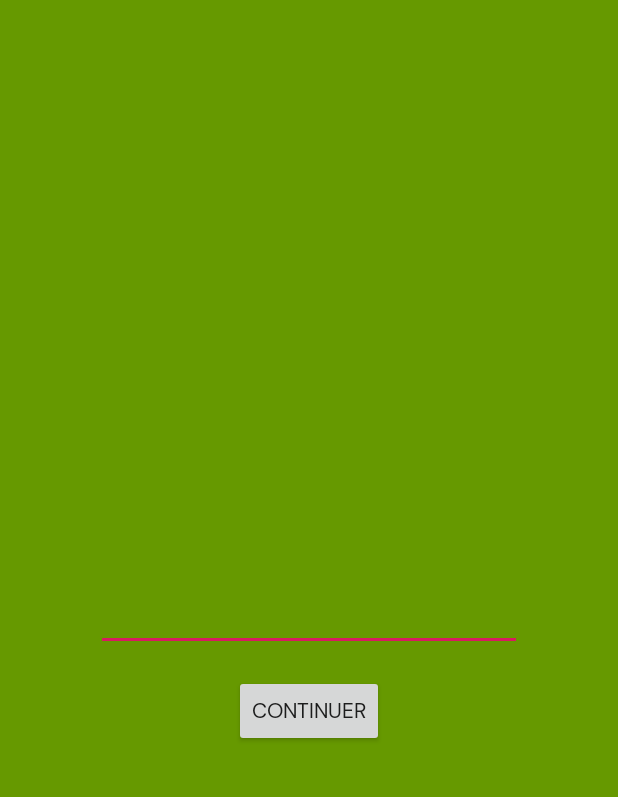
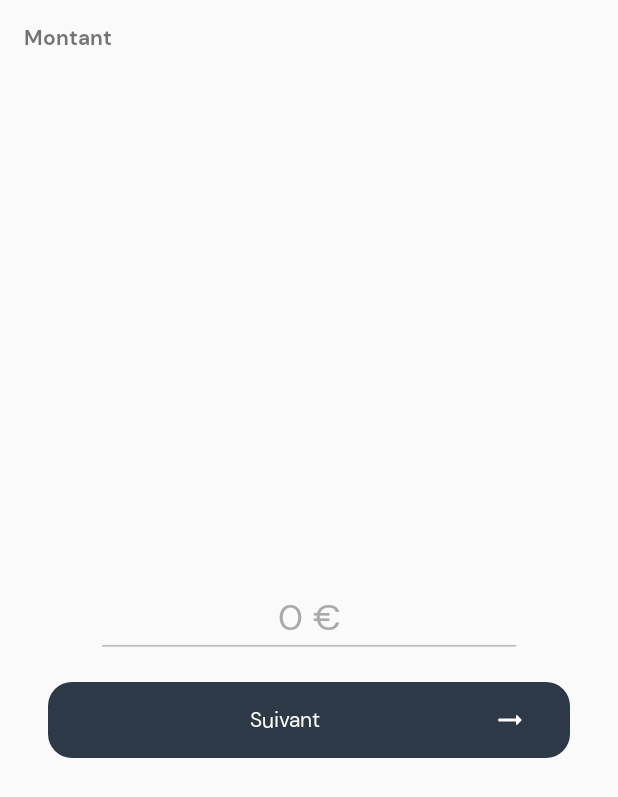
Before and after one commit to RemiDormoy/happiness-path, an Android app: the layout transfer_amount_passed.xml on its own in the app's theme, with its tools: preview values and no code run, on a phone screen of 412 x 824 dp. Shown: the top 797 px of the screen. Run offline under Robolectric (Android 15) with nearby library versions, the light colour scheme and no system bars.

Commit message:
amount screen kind of ok

```diff
--- a/app/build.gradle
+++ b/app/build.gradle
@@ -33,6 +33,7 @@ dependencies {
     implementation 'com.google.android.material:material:1.0.0'
     implementation 'androidx.recyclerview:recyclerview:1.0.0'
     implementation 'de.hdodenhof:circleimageview:3.0.0'
+    implementation 'com.github.BlacKCaT27:CurrencyEditText:2.0.2'
 
     // Lottie
     implementation 'com.airbnb.android:lottie:3.0.7'
--- a/app/src/main/res/layout/transfer_amount_passed.xml
+++ b/app/src/main/res/layout/transfer_amount_passed.xml
@@ -3,35 +3,71 @@
     xmlns:tools="http://schemas.android.com/tools"
     android:layout_width="match_parent"
     android:layout_height="match_parent"
+    android:id="@+id/transferAmountContainer"
     app:layoutDescription="@xml/scene_transfer_amount"
     xmlns:app="http://schemas.android.com/apk/res-auto"
-    android:background="@android:color/holo_green_dark"
     tools:showIn="@layout/activity_transfer">
 
     <EditText
         android:id="@+id/amountEditText"
         android:layout_width="0dp"
-        android:layout_marginTop="16dp"
         android:layout_marginEnd="64dp"
         android:layout_marginStart="64dp"
         android:layout_height="wrap_content"
         android:gravity="center"
+        android:textSize="24sp"
         android:inputType="numberDecimal"
+        android:hint="0 €"
+        android:enabled="false"
+        android:textColorHint="@android:color/darker_gray"
         app:layout_constraintEnd_toEndOf="parent"
-        app:layout_constraintStart_toStartOf="parent"
-        app:layout_constraintTop_toTopOf="parent"
-        android:enabled="true"/>
+        app:layout_constraintStart_toEndOf="@+id/textView10"
+        app:layout_constraintTop_toTopOf="@+id/textView10"
+        app:layout_constraintBottom_toBottomOf="@+id/textView10"/>
 
 
-    <Button
+    <LinearLayout
+        android:background="@drawable/border_button_background_selected"
         android:id="@+id/transferAmountContinueButton"
+        android:layout_width="0dp"
+        android:layout_height="wrap_content"
+        android:layout_marginTop="16dp"
+        android:layout_marginEnd="32dp"
+        android:visibility="invisible"
+        android:layout_marginStart="32dp"
+        android:orientation="horizontal"
+        android:gravity="center"
+        android:padding="16dp"
+        app:layout_constraintTop_toBottomOf="@+id/amountEditText"
+        app:layout_constraintStart_toStartOf="parent"
+        app:layout_constraintEnd_toEndOf="parent">
+
+        <TextView
+            android:layout_width="0dp"
+            android:layout_height="wrap_content"
+            android:layout_weight="1"
+            android:text="Suivant"
+            android:textColor="@android:color/white"
+            android:gravity="center"/>
+
+        <ImageView
+            android:layout_marginEnd="16dp"
+            android:layout_width="wrap_content"
+            android:layout_height="wrap_content"
+            android:src="@drawable/ic_right_arrow"/>
+
+    </LinearLayout>
+
+    <TextView
+        android:id="@+id/textView10"
         android:layout_width="wrap_content"
         android:layout_height="wrap_content"
-        android:text="Continuer"
-        android:visibility="invisible"
+        android:layout_marginStart="16dp"
         android:layout_marginTop="16dp"
-        app:layout_constraintTop_toBottomOf="@+id/amountEditText"
+        android:textSize="14sp"
+        android:text="Montant"
+        android:fontFamily="@font/dmsansbold"
         app:layout_constraintStart_toStartOf="parent"
-        app:layout_constraintEnd_toEndOf="parent"/>
+        app:layout_constraintTop_toTopOf="parent" />
 
 </androidx.constraintlayout.motion.widget.MotionLayout>
--- a/app/src/main/res/layout/transfer_confirm.xml
+++ b/app/src/main/res/layout/transfer_confirm.xml
@@ -4,7 +4,6 @@
     android:layout_width="match_parent"
     android:layout_height="match_parent"
     xmlns:app="http://schemas.android.com/apk/res-auto"
-    android:background="@android:color/holo_red_light"
     tools:showIn="@layout/activity_transfer">
 
 
--- a/app/src/main/res/layout/transfer_contact.xml
+++ b/app/src/main/res/layout/transfer_contact.xml
@@ -1,5 +1,6 @@
 <?xml version="1.0" encoding="utf-8"?>
-<androidx.constraintlayout.motion.widget.MotionLayout xmlns:android="http://schemas.android.com/apk/res/android"
+<androidx.constraintlayout.motion.widget.MotionLayout
+    xmlns:android="http://schemas.android.com/apk/res/android"
     xmlns:tools="http://schemas.android.com/tools"
     android:layout_width="match_parent"
     android:layout_height="match_parent"
@@ -45,7 +46,9 @@
         android:id="@+id/textView"
         android:layout_width="wrap_content"
         android:layout_marginTop="24dp"
+        android:fontFamily="@font/dmsansbold"
         android:layout_marginStart="16dp"
+        android:textSize="18sp"
         android:layout_height="wrap_content"
         android:text="Destinataires"
         app:layout_constraintStart_toStartOf="parent"
--- a/build.gradle
+++ b/build.gradle
@@ -5,6 +5,7 @@ buildscript {
     repositories {
         google()
         jcenter()
+        maven { url "https://jitpack.io" }
 
     }
     dependencies {
@@ -19,7 +20,7 @@ allprojects {
     repositories {
         google()
         jcenter()
-
+        maven { url "https://jitpack.io" }
     }
 }
 
```
Also changed, not shown: app/src/main/java/com/rdo/octo/happinesspath/TransferActivity.kt (+40 -6 lines), app/src/main/res/drawable/card_bottom_background.xml (added, +12 -0 lines), app/src/main/res/layout/activity_transfer.xml (+9 -9 lines), app/src/main/res/layout/transfer_amount.xml (+40 -4 lines), app/src/main/res/layout/transfer_contact_collapsed.xml (+5 -6 lines), app/src/main/res/font/dmsansbold.ttf (added).
